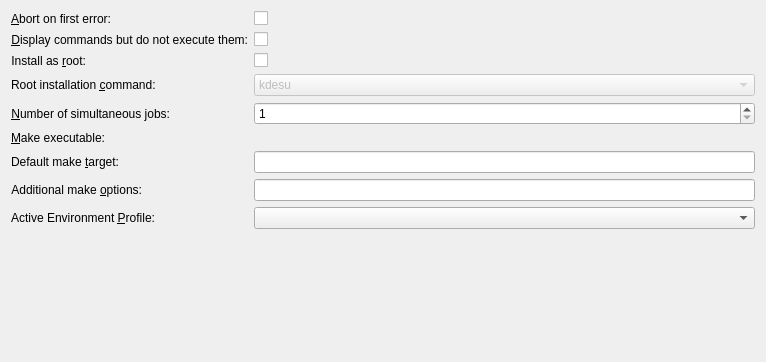
Before: the Qt Designer form projectbuilders/makebuilder/makeconfig.ui in KDE/kdevelop, drawn with Qt 5.
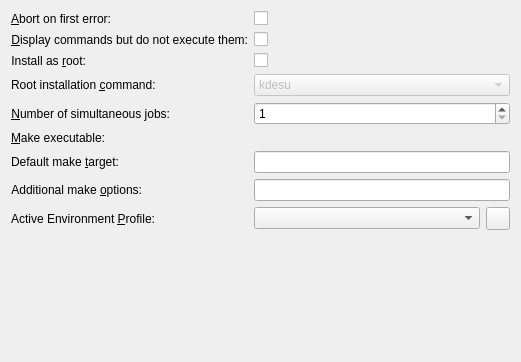
After: the same form once the commit is applied. Custom widgets are drawn as their Qt base class.

Commit message: make it possible to configure the environment from the makebuilder config kcm ui

What changed in the file:
```diff
--- a/projectbuilders/makebuilder/makeconfig.ui
+++ b/projectbuilders/makebuilder/makeconfig.ui
@@ -6,7 +6,7 @@
    <rect>
     <x>0</x>
     <y>0</y>
-    <width>766</width>
+    <width>521</width>
     <height>362</height>
    </rect>
   </property>
@@ -189,7 +189,7 @@
      </property>
     </widget>
    </item>
-   <item row="8" column="0">
+   <item row="9" column="0">
     <widget class="QLabel" name="label_2">
      <property name="text">
       <string>Active Environment &amp;Profile:</string>
@@ -202,7 +202,13 @@
      </property>
     </widget>
    </item>
-   <item row="8" column="1">
+   <item row="9" column="1">
+    <widget class="QWidget" name="widget" native="true">
+     <layout class="QHBoxLayout" name="horizontalLayout">
+      <property name="margin">
+       <number>0</number>
+      </property>
+      <item>
     <widget class="KDevelop::EnvironmentSelectionWidget" name="kcfg_environmentProfile">
      <property name="sizePolicy">
       <sizepolicy hsizetype="Expanding" vsizetype="Fixed">
@@ -221,6 +227,12 @@
      </property>
     </widget>
    </item>
+      <item>
+       <widget class="KDevelop::EnvironmentConfigureButton" name="configureEnvironment" />
+      </item>
+     </layout>
+    </widget>
+   </item>
   </layout>
  </widget>
  <customwidgets>
@@ -244,6 +256,11 @@
    <extends>KComboBox</extends>
    <header location="global">util/environmentselectionwidget.h</header>
   </customwidget>
+  <customwidget>
+   <class>KDevelop::EnvironmentConfigureButton</class>
+   <extends>QToolButton</extends>
+   <header>util/environmentconfigurebutton.h</header>
+  </customwidget>
  </customwidgets>
  <resources/>
  <connections>
```
Left out of the diff: 12 changed lines with no effect on the pictures. Lines whose indentation alone changed are shown as unchanged. The commit also changes 1 other file.
